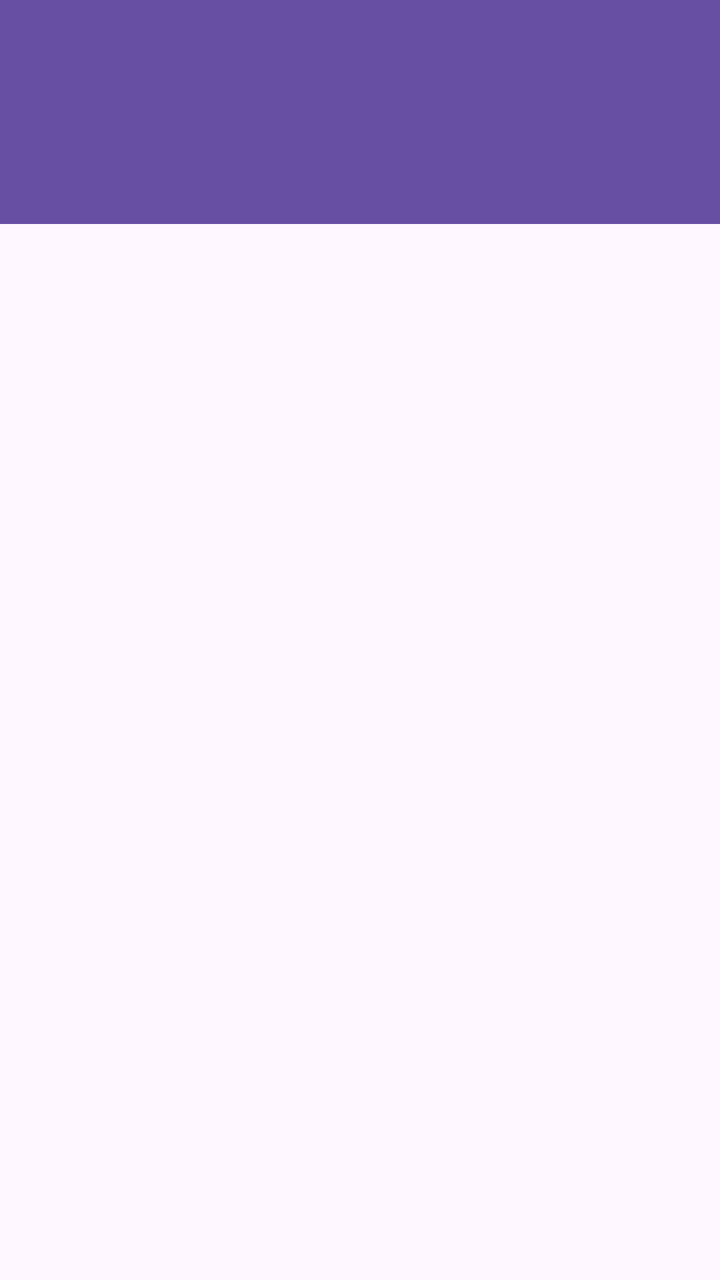
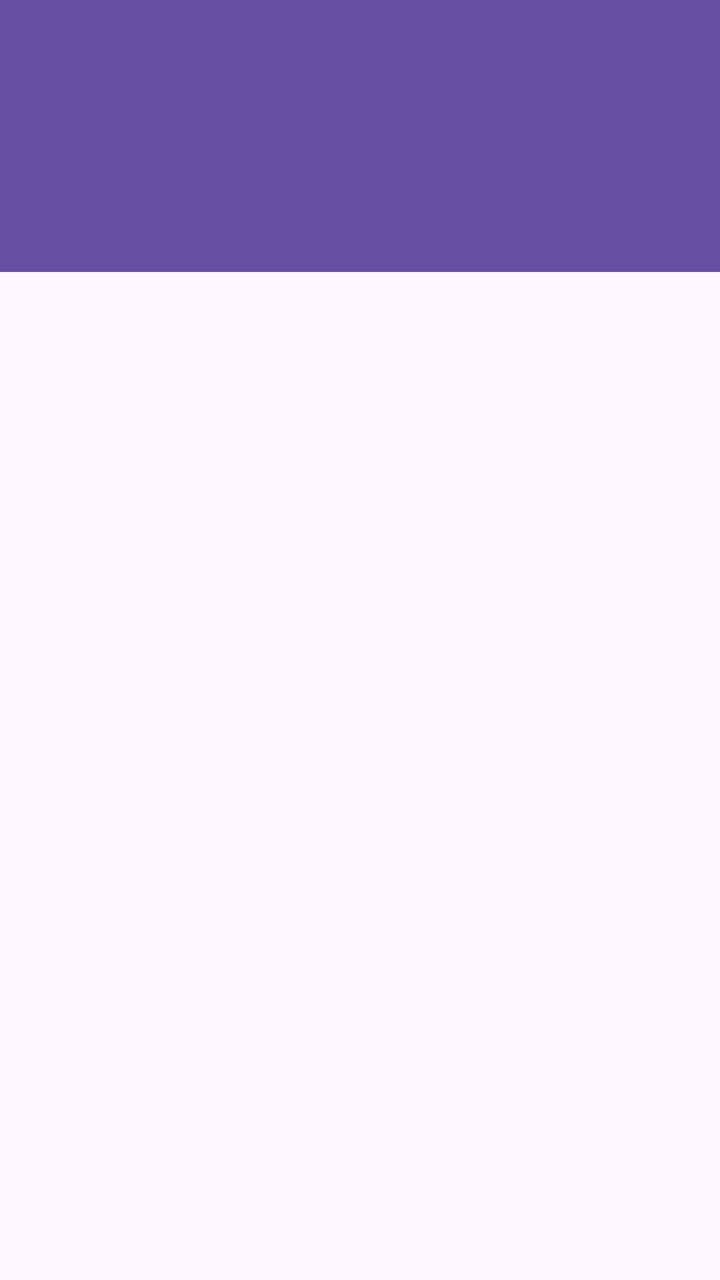

Screens rendered from an Android XML layout before and after an edit, with the pre-edit source and the edit as a unified diff.
<!-- AndroidManifest.xml: application theme Theme.Neptunus_Daniss -->
<!-- res/layout/activity_tenth.xml -->
<?xml version="1.0" encoding="utf-8"?>
<androidx.constraintlayout.widget.ConstraintLayout xmlns:android="http://schemas.android.com/apk/res/android"
    xmlns:app="http://schemas.android.com/apk/res-auto"
    android:layout_width="match_parent"
    android:layout_height="match_parent">

    <androidx.appcompat.widget.Toolbar
        android:id="@+id/toolbar"
        android:layout_width="0dp"
        android:layout_height="?attr/actionBarSize"
        android:background="?attr/colorPrimary"
        app:titleTextColor="@android:color/white"
        app:layout_constraintEnd_toEndOf="parent"
        app:layout_constraintStart_toStartOf="parent"
        app:layout_constraintTop_toTopOf="parent" />

    <com.google.android.material.tabs.TabLayout
        android:id="@+id/tab_layout"
        android:layout_width="0dp"
        android:layout_height="wrap_content"
        android:background="?attr/colorPrimary"
        app:tabIndicatorFullWidth="false"
        app:tabSelectedTextColor="@android:color/white"
        app:tabTextColor="#CCFFFFFF"
        app:layout_constraintEnd_toEndOf="parent"
        app:layout_constraintStart_toStartOf="parent"
        app:layout_constraintTop_toBottomOf="@id/toolbar" />

    <androidx.viewpager2.widget.ViewPager2
        android:id="@+id/view_pager"
        android:layout_width="0dp"
        android:layout_height="0dp"
        app:layout_constraintBottom_toBottomOf="parent"
        app:layout_constraintEnd_toEndOf="parent"
        app:layout_constraintStart_toStartOf="parent"
        app:layout_constraintTop_toBottomOf="@id/tab_layout" />

</androidx.constraintlayout.widget.ConstraintLayout>
<!-- resources referenced by this layout -->
<resources>
  <style name="Theme.Neptunus_Daniss" parent="Base.Theme.Neptunus_Daniss" />
  <style name="Base.Theme.Neptunus_Daniss" parent="Theme.Material3.DayNight.NoActionBar">
          
          
      </style>
</resources>

<!-- the commit's change to res/layout/activity_tenth.xml (unified diff, before → after) -->
@@ -19,9 +19,17 @@
         android:layout_width="0dp"
         android:layout_height="wrap_content"
         android:background="?attr/colorPrimary"
+        android:clipChildren="false"
+        android:clipToPadding="false"
+        android:minHeight="72dp"
         app:tabIndicatorFullWidth="false"
-        app:tabSelectedTextColor="@android:color/white"
-        app:tabTextColor="#CCFFFFFF"
+        app:tabIndicator="@drawable/tab_indicator_rounded"
+        app:tabIndicatorGravity="bottom"
+        app:tabIndicatorHeight="4dp"
+        app:tabIconTint="@null"
+        app:tabSelectedTextColor="#E53935"
+        app:tabTextAppearance="@style/TabTextBold"
+        app:tabTextColor="#3A2BB5"
         app:layout_constraintEnd_toEndOf="parent"
         app:layout_constraintStart_toStartOf="parent"
         app:layout_constraintTop_toBottomOf="@id/toolbar" />
<!-- resource entries referenced after the edit -->
@@ -1,5 +1,17 @@
 <!-- resources referenced by this layout -->
 <resources>
+  <!-- drawable tab_indicator_rounded (drawable) -->
+  <?xml version="1.0" encoding="utf-8"?>
+  <shape xmlns:android="http://schemas.android.com/apk/res/android"
+      android:shape="rectangle">
+      <size android:height="4dp" />
+      <solid android:color="#6650A4" />
+      <corners android:radius="4dp" />
+  </shape>
+  <style name="TabTextBold" parent="TextAppearance.Design.Tab">
+          <item name="android:textStyle">bold</item>
+          <item name="android:textSize">14sp</item>
+      </style>
   <style name="Theme.Neptunus_Daniss" parent="Base.Theme.Neptunus_Daniss" />
   <style name="Base.Theme.Neptunus_Daniss" parent="Theme.Material3.DayNight.NoActionBar">
           
